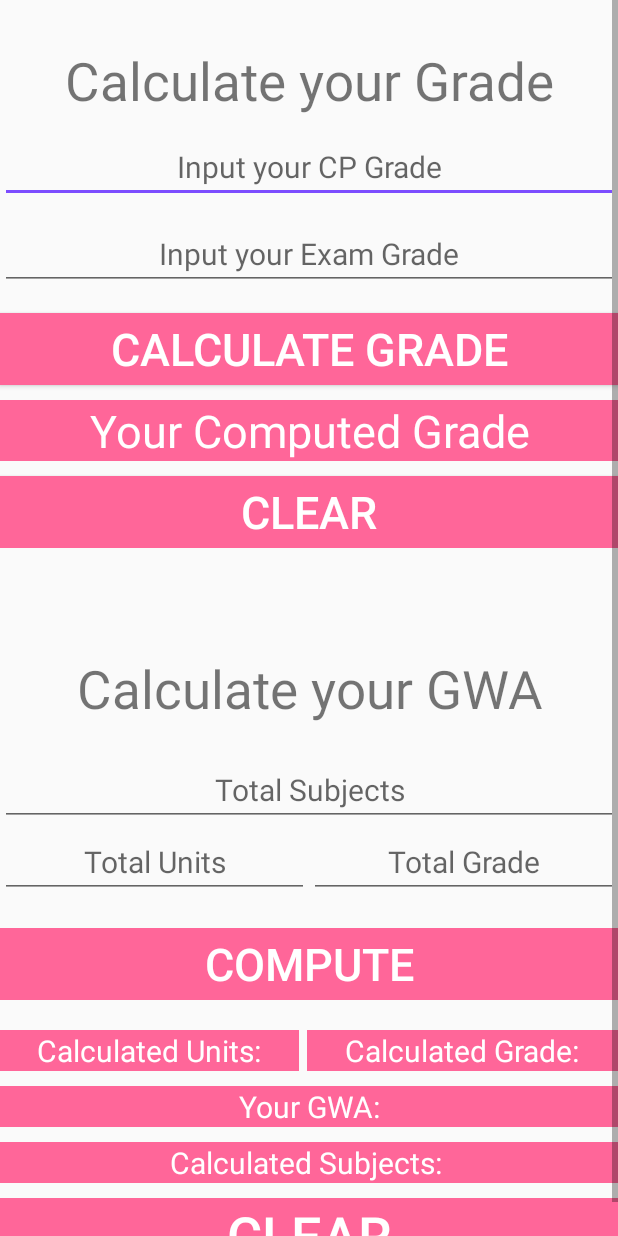
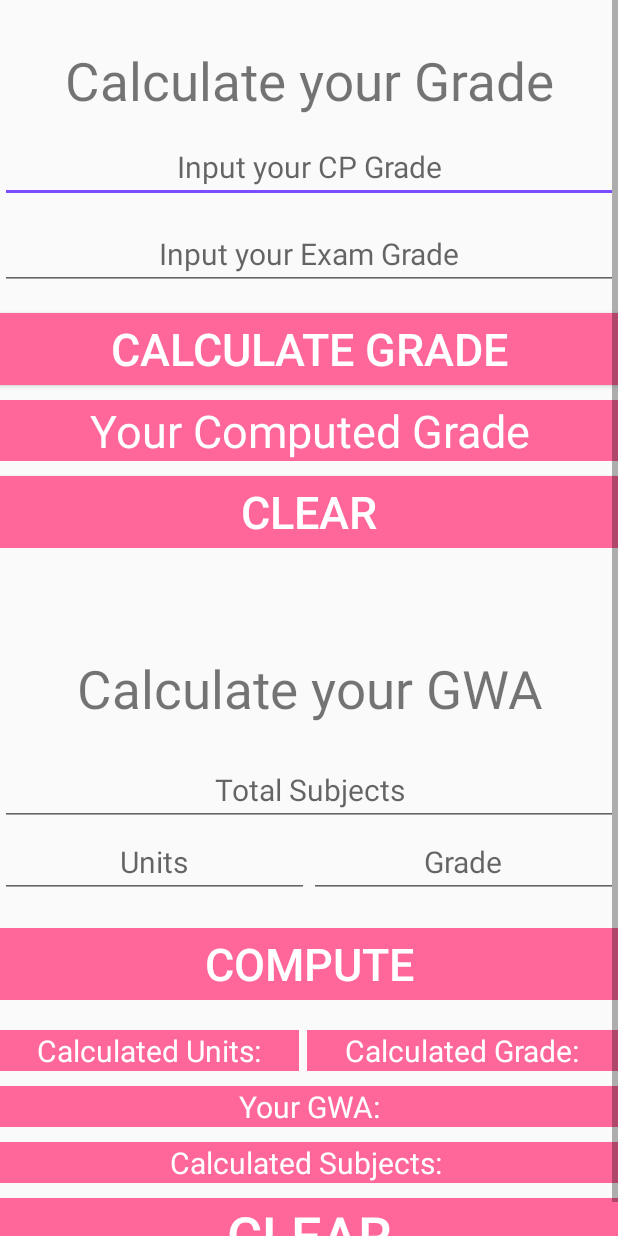
Before and after one commit to gelodgreat/CEUApp, an Android app: the layout fragment_studentgradecalcu.xml on its own in the app's theme, with its tools: preview values and no code run, on a phone screen of 412 x 824 dp. Run offline under Robolectric (Android 15) with nearby library versions, the light colour scheme and no system bars.

Commit message:
Layout Minor Changes

```diff
--- a/app/build.gradle
+++ b/app/build.gradle
@@ -42,11 +42,12 @@ dependencies {
     compile 'com.android.support:design:25.3.1'
     compile 'de.hdodenhof:circleimageview:2.1.0'
     compile 'com.android.support:support-v4:25.3.1'
+    compile 'com.android.support.constraint:constraint-layout:1.0.2'
+    compile 'com.android.support:support-vector-drawable:25.3.1'
     //    'Ads'
     //    compile 'com.google.firebase:firebase-ads:10.2.1'
     compile 'com.google.android.gms:play-services-ads:10.2.4'
-    compile 'com.android.support.constraint:constraint-layout:1.0.2'
-    compile 'com.android.support:support-vector-drawable:25.3.1'
+
 }
 
 
--- a/app/src/main/java/com/gelo/ceuapp/faq.java
+++ b/app/src/main/java/com/gelo/ceuapp/faq.java
@@ -18,9 +18,6 @@ import com.google.android.gms.ads.InterstitialAd;
 import com.google.android.gms.ads.MobileAds;
 
 
-/**
- * A simple {@link Fragment} subclass.
- */
 public class faq extends Fragment {
 
     AdView mAdView, mAdView2;
--- a/app/src/main/res/layout-sw320dp/fragment_studentgradecalcu.xml
+++ b/app/src/main/res/layout-sw320dp/fragment_studentgradecalcu.xml
@@ -170,7 +170,7 @@
                         android:layout_weight="1"
                         android:ems="10"
                         android:gravity="center"
-                        android:hint="Total Units"
+                        android:hint="Units"
                         android:inputType="numberDecimal"
                         android:textSize="20sp" />
 
@@ -181,7 +181,7 @@
                         android:layout_weight="1"
                         android:ems="10"
                         android:gravity="center"
-                        android:hint="Total Grade"
+                        android:hint="Grade"
                         android:inputType="numberDecimal"
                         android:textSize="20sp" />
                 </LinearLayout>
--- a/app/src/main/res/layout-sw480dp/fragment_studentgradecalcu.xml
+++ b/app/src/main/res/layout-sw480dp/fragment_studentgradecalcu.xml
@@ -170,7 +170,7 @@
                         android:layout_weight="1"
                         android:ems="10"
                         android:gravity="center"
-                        android:hint="Total Units"
+                        android:hint="Units"
                         android:inputType="numberDecimal"
                         android:textSize="20sp" />
 
@@ -181,7 +181,7 @@
                         android:layout_weight="1"
                         android:ems="10"
                         android:gravity="center"
-                        android:hint="Total Grade"
+                        android:hint="Grade"
                         android:inputType="numberDecimal"
                         android:textSize="20sp" />
                 </LinearLayout>
--- a/app/src/main/res/layout-sw600dp/fragment_studentgradecalcu.xml
+++ b/app/src/main/res/layout-sw600dp/fragment_studentgradecalcu.xml
@@ -170,7 +170,7 @@
                         android:layout_weight="1"
                         android:ems="10"
                         android:gravity="center"
-                        android:hint="Total Units"
+                        android:hint="Units"
                         android:inputType="numberDecimal"
                         android:textSize="30sp" />
 
@@ -181,7 +181,7 @@
                         android:layout_weight="1"
                         android:ems="10"
                         android:gravity="center"
-                        android:hint="Total Grade"
+                        android:hint="Grade"
                         android:inputType="numberDecimal"
                         android:textSize="30sp" />
                 </LinearLayout>
--- a/app/src/main/res/layout-sw720dp/fragment_studentgradecalcu.xml
+++ b/app/src/main/res/layout-sw720dp/fragment_studentgradecalcu.xml
@@ -170,7 +170,7 @@
                         android:layout_weight="1"
                         android:ems="10"
                         android:gravity="center"
-                        android:hint="Total Units"
+                        android:hint="Units"
                         android:inputType="numberDecimal"
                         android:textSize="30sp" />
 
@@ -181,7 +181,7 @@
                         android:layout_weight="1"
                         android:ems="10"
                         android:gravity="center"
-                        android:hint="Total Grade"
+                        android:hint="Grade"
                         android:inputType="numberDecimal"
                         android:textSize="30sp" />
                 </LinearLayout>
--- a/app/src/main/res/layout/fragment_studentgradecalcu.xml
+++ b/app/src/main/res/layout/fragment_studentgradecalcu.xml
@@ -170,7 +170,7 @@
                         android:layout_weight="1"
                         android:ems="10"
                         android:gravity="center"
-                        android:hint="Total Units"
+                        android:hint="Units"
                         android:inputType="numberDecimal"
                         android:textSize="20sp" />
 
@@ -181,7 +181,7 @@
                         android:layout_weight="1"
                         android:ems="10"
                         android:gravity="center"
-                        android:hint="Total Grade"
+                        android:hint="Grade"
                         android:inputType="numberDecimal"
                         android:textSize="20sp" />
                 </LinearLayout>
```
